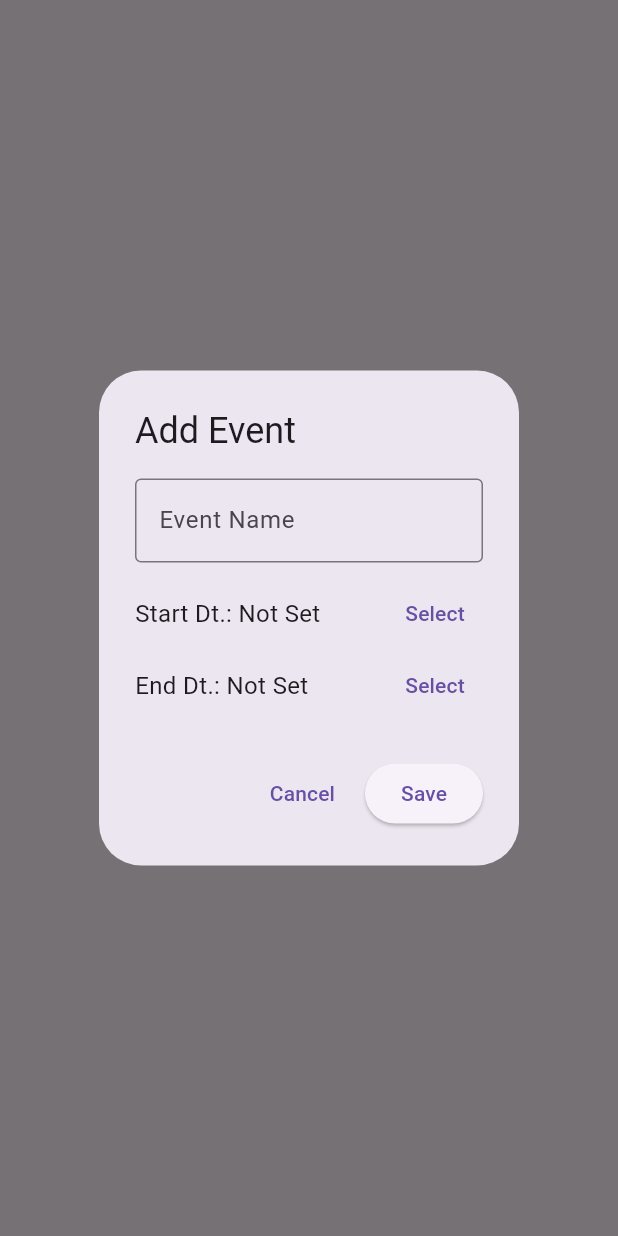
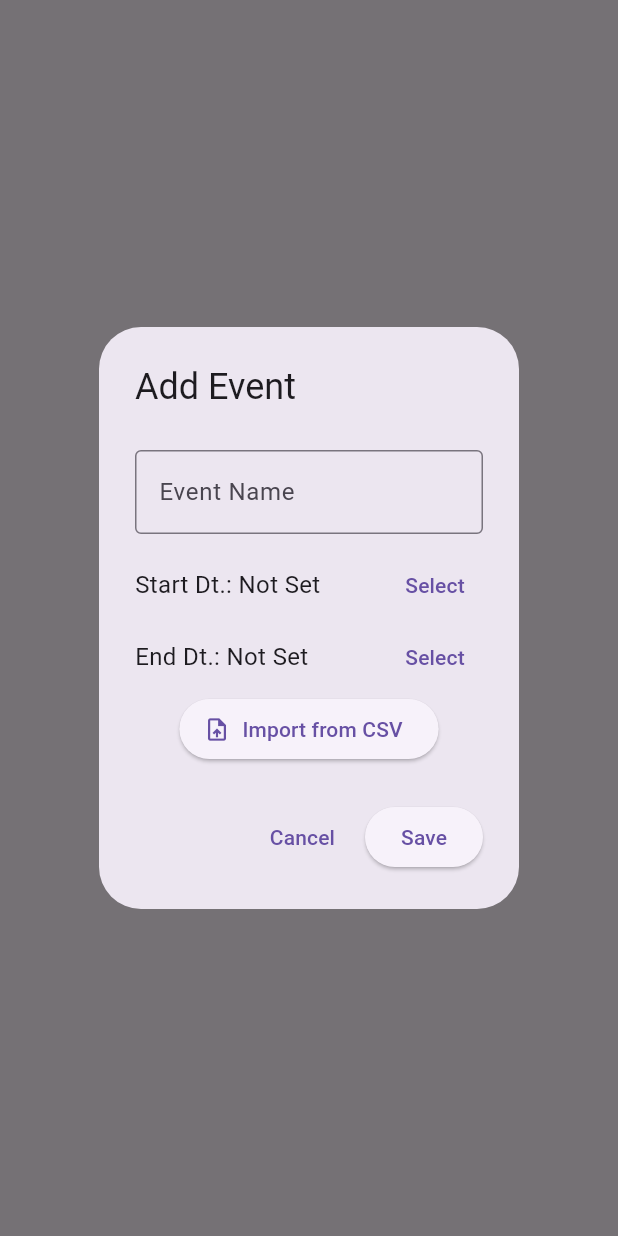
Before and after one commit to MokshIITRpr/FestEaze, a Flutter app: what showAddEventDialog() shows on an empty page, opened directly, after a tap on "Save", on a phone screen of 412 x 824 dp. Run offline on Flutter 3.47's test engine with Material 3 defaults, Android fonts, the phone set to English and light mode, and no system bars; our stand-ins replace animate_do, cloud_firestore, csv, file_picker, firebase_auth, firebase_core and 2 more; accounts and stored records are empty.

Commit message:
CSV support for adding fests

```diff
--- a/lib/pages/Homepages/ExploreEvents/widgets/addEventDialog.dart
+++ b/lib/pages/Homepages/ExploreEvents/widgets/addEventDialog.dart
@@ -2,6 +2,7 @@ import 'package:cloud_firestore/cloud_firestore.dart';
 import 'package:flutter/material.dart';
 import 'package:intl/intl.dart';
 import 'package:fest_app/pages/Fests/festTemplatePage.dart';
+import './csvImporter.dart'; // Import the new file
 
 void showAddEventDialog(BuildContext context) {
   final FirebaseFirestore _firestore = FirebaseFirestore.instance;
@@ -9,6 +10,7 @@ void showAddEventDialog(BuildContext context) {
   DateTime? startDate;
   DateTime? endDate;
   String? errorMessage;
+  String? selectedFileName; // Stores the CSV file name
 
   showDialog(
     context: context,
@@ -20,6 +22,21 @@ void showAddEventDialog(BuildContext context) {
             content: Column(
               mainAxisSize: MainAxisSize.min,
               children: [
+                // Import from CSV Button
+
+                // Show file name if selected
+                if (selectedFileName != null) ...[
+                  const SizedBox(height: 10),
+                  Text(
+                    selectedFileName!,
+                    style: const TextStyle(
+                        fontSize: 14, fontWeight: FontWeight.bold),
+                  ),
+                ],
+
+                // Hide manual input if file is selected
+                if (selectedFileName == null) ...[
+                  const SizedBox(height: 10),
                   TextField(
                     controller: eventNameController,
                     decoration: const InputDecoration(
@@ -57,6 +74,24 @@ void showAddEventDialog(BuildContext context) {
                       }
                     });
                   }),
+                ],
+                ElevatedButton.icon(
+                  onPressed: () async {
+                    var csvData = await CsvImporter.importCsvFile();
+                    if (csvData != null) {
+                      setDialogState(() {
+                        eventNameController.text = csvData["eventName"];
+                        startDate = csvData["startDate"];
+                        endDate = csvData["endDate"];
+                        selectedFileName =
+                            "Selected File: event_data.csv"; // Placeholder
+                      });
+                    }
+                  },
+                  icon: const Icon(Icons.upload_file),
+                  label: const Text("Import from CSV"),
+                ),
+                // Show error message
                 if (errorMessage != null)
                   Padding(
                     padding: const EdgeInsets.only(top: 8.0),
@@ -75,9 +110,10 @@ void showAddEventDialog(BuildContext context) {
               ElevatedButton(
                 child: const Text("Save"),
                 onPressed: () async {
-                  if (eventNameController.text.isNotEmpty &&
+                  if (selectedFileName != null || // CSV selected
+                      (eventNameController.text.isNotEmpty &&
                           startDate != null &&
-                      endDate != null) {
+                          endDate != null)) {
                     try {
                       // Store event in Firestore
                       DocumentReference docRef =
@@ -88,7 +124,7 @@ void showAddEventDialog(BuildContext context) {
                         'manager': [],
                         'pronite': [],
                         'subEvents': [],
-                        'about': "Add text here ...", // Should be a string
+                        'about': "Add text here ...",
                       });
 
                       print("Event added with ID: ${docRef.id}");
@@ -99,7 +135,7 @@ void showAddEventDialog(BuildContext context) {
                         MaterialPageRoute(
                           builder: (context) => TemplatePage(
                             title: eventNameController.text,
-                            docId: docRef.id, // Pass docId
+                            docId: docRef.id,
                           ),
                         ),
                       );
--- a/pubspec.yaml
+++ b/pubspec.yaml
@@ -21,6 +21,9 @@ dependencies:
   http: ^1.3.0
   url_launcher: ^6.2.4
   appwrite: ^15.0.0
+  file_picker: ^8.0.0
+  csv: ^5.0.0
+
 
 dev_dependencies:
   flutter_test:
```
Also changed, not shown: lib/pages/Homepages/ExploreEvents/widgets/csvImporter.dart (added, +73 -0 lines), pubspec.lock, 1 other file. Lines whose indentation alone changed are shown as unchanged.
